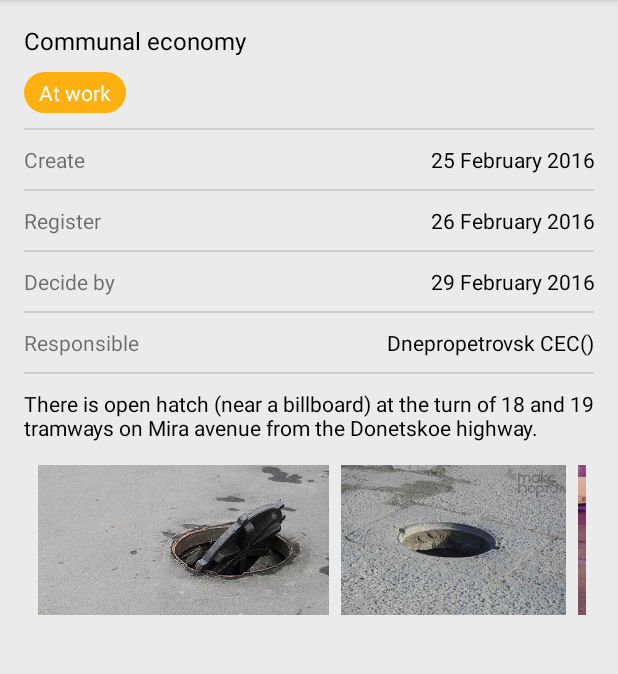
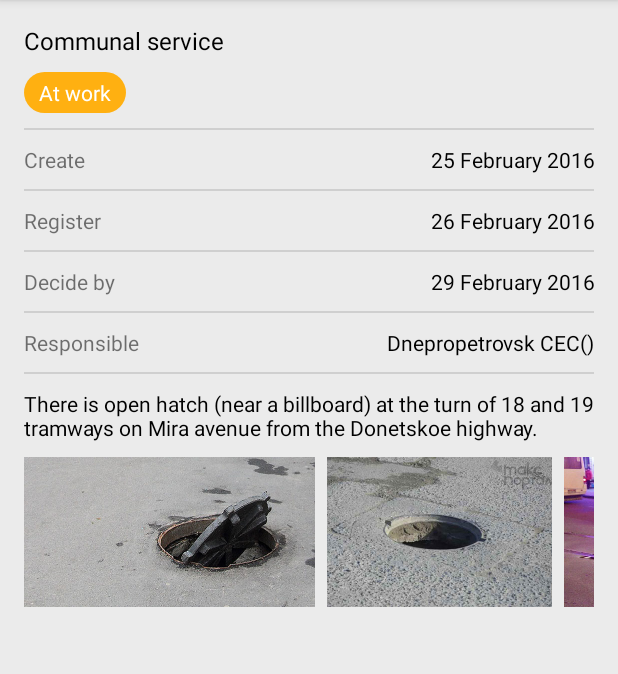
Before and after one commit to Petlushka/SchetckinaApplication, an Android app: the screen it shows after launch (MainActivity), on a phone screen of 412 x 824 dp, the part 84-758 px from its top. Run offline under Robolectric (Android 15) with nearby library versions, the phone set to English and light mode, and no system bars; our stand-ins replace Picasso.

Commit message:
commit project

```diff
--- a/app/src/main/java/com/example/petlushka/schetckinaapplication/MainActivity.java
+++ b/app/src/main/java/com/example/petlushka/schetckinaapplication/MainActivity.java
@@ -1,6 +1,7 @@
 package com.example.petlushka.schetckinaapplication;
 
 import android.os.Bundle;
+import android.support.v7.app.ActionBar;
 import android.support.v7.app.AppCompatActivity;
 import android.support.v7.widget.LinearLayoutManager;
 import android.support.v7.widget.RecyclerView;
@@ -15,10 +16,13 @@ public class MainActivity extends AppCompatActivity implements View.OnClickListe
     protected void onCreate(Bundle savedInstanceState) {
         super.onCreate(savedInstanceState);
         setContentView(R.layout.activity_main);
+
         Toolbar toolbar = (Toolbar) findViewById(R.id.toolbar);
         setSupportActionBar(toolbar);
-        android.support.v7.app.ActionBar actionBar = getSupportActionBar();
-        actionBar.setDisplayHomeAsUpEnabled(true);
+        ActionBar actionBar = getSupportActionBar();
+        if (actionBar != null) {
+            actionBar.setDisplayHomeAsUpEnabled(true);
+        }
         RecyclerView recyclerView = (RecyclerView)findViewById(R.id.recycleView);
         LinearLayoutManager linearLayoutManager = new LinearLayoutManager(this, LinearLayoutManager.HORIZONTAL, false);
         recyclerView.setLayoutManager(linearLayoutManager);
@@ -29,12 +33,8 @@ public class MainActivity extends AppCompatActivity implements View.OnClickListe
 
     @Override
     public boolean onOptionsItemSelected(MenuItem item) {
-        // Handle action bar item clicks here. The action bar will
-        // automatically handle clicks on the Home/Up button, so long
-        // as you specify a parent activity in AndroidManifest.xml.
         int id = item.getItemId();
 
-        //noinspection SimplifiableIfStatement
         if (id == android.R.id.home) {
             System.exit(0);
             return true;
--- a/app/src/main/java/com/example/petlushka/schetckinaapplication/RecycleAdapter.java
+++ b/app/src/main/java/com/example/petlushka/schetckinaapplication/RecycleAdapter.java
@@ -10,8 +10,9 @@ import android.widget.Toast;
 import com.squareup.picasso.Picasso;
 
 /**
- * Created by Irina on 15.03.2016.
+ * Adapter for RecycleView
  */
+
 public class RecycleAdapter extends RecyclerView.Adapter<RecycleAdapter.RecycleViewHolder> {
 
     private int [] recycle_images;
@@ -36,7 +37,7 @@ public class RecycleAdapter extends RecyclerView.Adapter<RecycleAdapter.RecycleV
     public RecycleViewHolder onCreateViewHolder(ViewGroup parent, int viewType) {
         View v = new ImageView(context);
         int padding = (int)context.getResources().getDimension(R.dimen.image_padding);
-        v.setPadding(padding, 0, padding, 0);
+        v.setPadding(0, 0, padding, 0);
         RecycleViewHolder viewHolder = new RecycleViewHolder(v);
         v.setOnClickListener(new View.OnClickListener() {
             @Override
--- a/app/src/main/res/layout/content_main.xml
+++ b/app/src/main/res/layout/content_main.xml
@@ -148,7 +148,7 @@
                 android:layout_height="wrap_content"
                 android:scrollbars="horizontal"
                 android:id="@+id/recycleView"
-                android:padding="5dp">
+                android:padding="0dp">
 
             </android.support.v7.widget.RecyclerView>
 
--- a/app/src/main/res/values/dimens.xml
+++ b/app/src/main/res/values/dimens.xml
@@ -10,5 +10,5 @@
     <dimen name="text_size">14sp</dimen>
     <dimen name="text_header">16sp</dimen>
     <dimen name="text_margin">10dp</dimen>
-    <dimen name="image_padding">4dp</dimen>
+    <dimen name="image_padding">8dp</dimen>
 </resources>
--- a/app/src/main/res/values/strings.xml
+++ b/app/src/main/res/values/strings.xml
@@ -5,7 +5,7 @@
     <string name="decide">Decide by</string>
     <string name="decide_date">29 February 2016</string>
     <string name="description">There is open hatch (near a billboard) at the turn of 18 and 19  tramways  on Mira avenue from the Donetskoe highway.</string>
-    <string name="organization">Communal economy</string>
+    <string name="organization">Communal service</string>
     <string name="register">Register</string>
     <string name="register_date">26 February 2016</string>
     <string name="responsible">Responsible</string>
```
